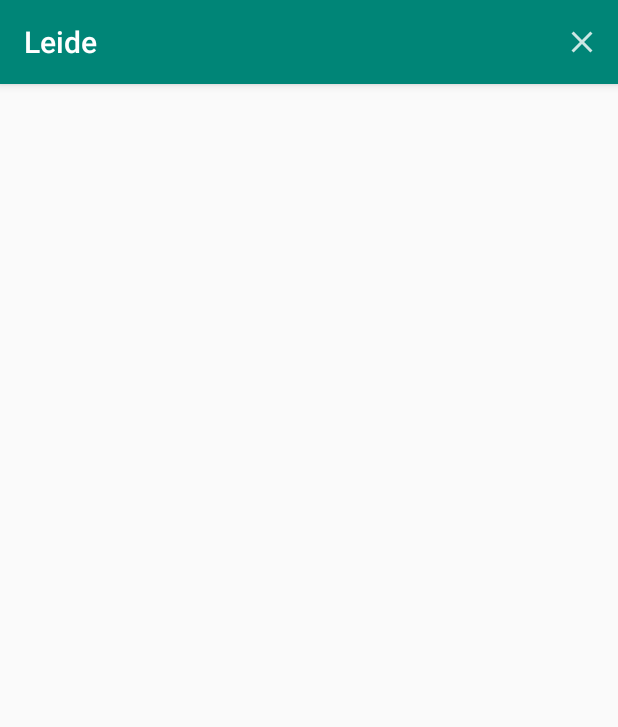
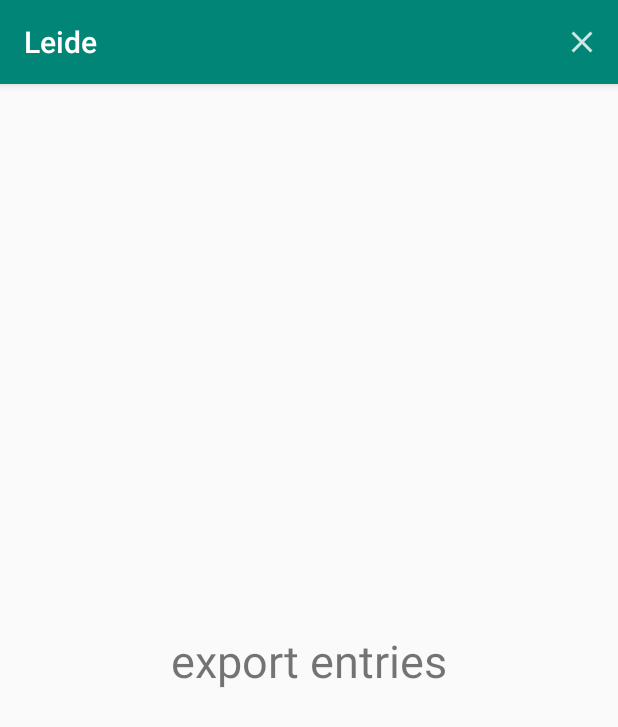
Before and after one commit to goldthorp/leide, an Android app: the MenuActivity screen opened directly, with no data from a screen before it, on a phone screen of 412 x 824 dp. Shown: the top 727 px of the screen. Run offline under Robolectric (Android 15) with nearby library versions, the phone set to English and light mode, and no system bars.

Commit message:
add ability to export entries

```diff
--- a/app/src/main/res/layout/activity_menu.xml
+++ b/app/src/main/res/layout/activity_menu.xml
@@ -1,8 +1,20 @@
 <?xml version="1.0" encoding="utf-8"?>
 <androidx.constraintlayout.widget.ConstraintLayout xmlns:android="http://schemas.android.com/apk/res/android"
+    xmlns:app="http://schemas.android.com/apk/res-auto"
     xmlns:tools="http://schemas.android.com/tools"
     android:layout_width="match_parent"
     android:layout_height="match_parent"
     tools:context=".view.MenuActivity">
 
+    <TextView
+        android:id="@+id/export_entries_text_view"
+        android:layout_width="wrap_content"
+        android:layout_height="wrap_content"
+        android:text="export entries"
+        android:textSize="30sp"
+        app:layout_constraintBottom_toBottomOf="parent"
+        app:layout_constraintEnd_toEndOf="parent"
+        app:layout_constraintStart_toStartOf="parent"
+        app:layout_constraintTop_toTopOf="parent" />
+
 </androidx.constraintlayout.widget.ConstraintLayout>
```
Also changed, not shown: app/src/main/java/com/wisebison/leide/data/DiaryEntryDao.java (+7 -0 lines), app/src/main/java/com/wisebison/leide/view/MenuActivity.java (+73 -0 lines).
